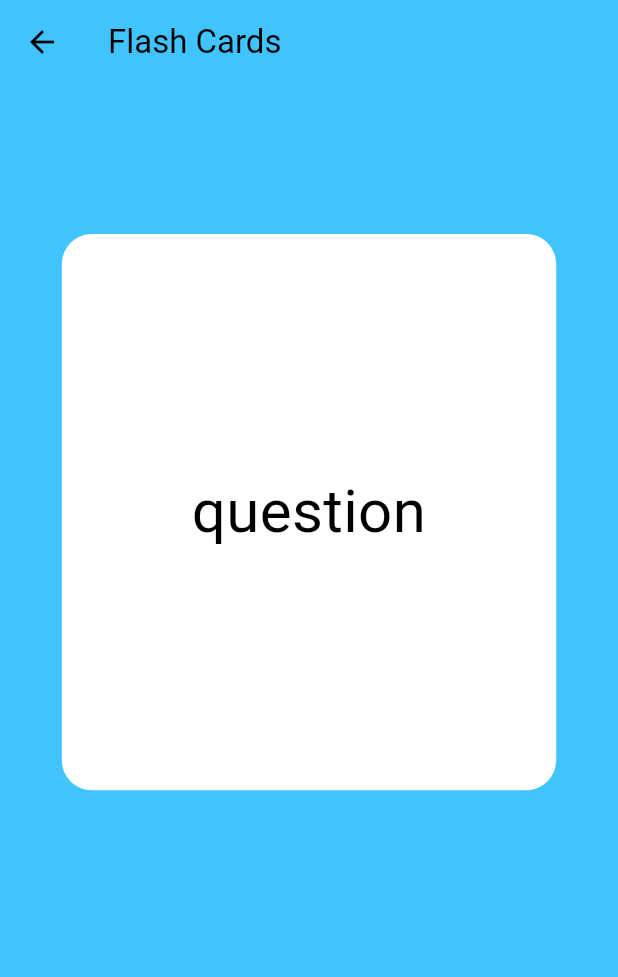
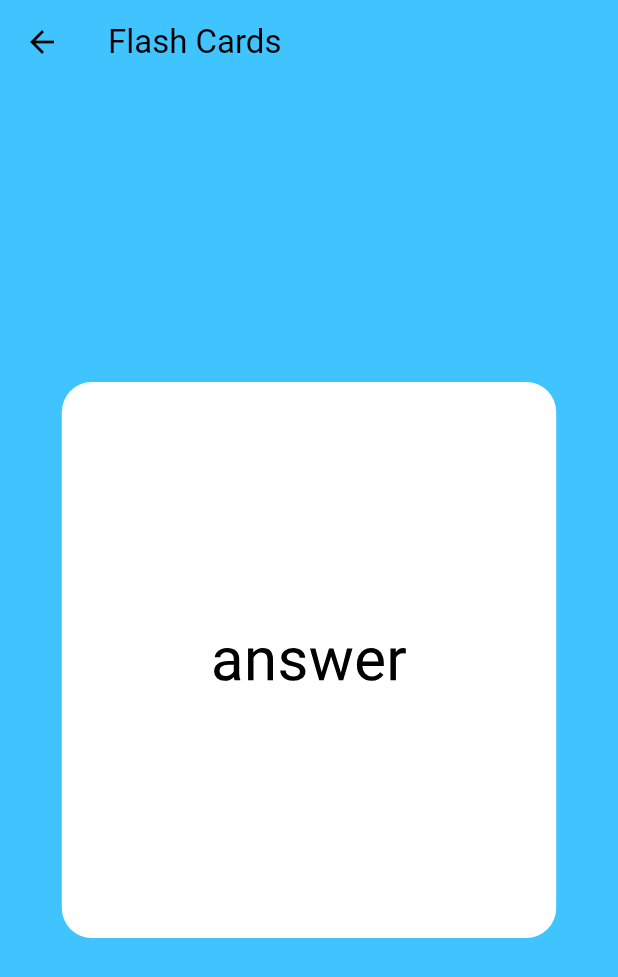
Before and after one commit to hyejj19/flutter_animations_masterclass, a Flutter app: the FlashCardsScreen screen opened directly, after a tap on "question", on a phone screen of 412 x 824 dp. Shown: the top 977 px of the screen. Run offline on Flutter 3.47's test engine with Material 3 defaults, Android fonts, the phone set to English and light mode, and no system bars.

```diff
--- a/lib/screens/flash_cards_screen.dart
+++ b/lib/screens/flash_cards_screen.dart
@@ -1,3 +1,4 @@
+import 'dart:math';
 import 'package:flutter/material.dart';
 
 class FlashCardsScreen extends StatefulWidget {
@@ -7,14 +8,53 @@ class FlashCardsScreen extends StatefulWidget {
   State<FlashCardsScreen> createState() => _FlashCardsScreenState();
 }
 
-class _FlashCardsScreenState extends State<FlashCardsScreen> {
+class _FlashCardsScreenState extends State<FlashCardsScreen>
+    with SingleTickerProviderStateMixin {
   late final size = MediaQuery.of(context).size;
   bool _isFlipped = false;
 
+  late final AnimationController _flipController = AnimationController(
+    vsync: this,
+    duration: const Duration(milliseconds: 300),
+  );
+
+  late final Animation<double> _flipAnimation =
+      Tween(begin: 0.0, end: pi).animate(_flipController);
+
   void _flipCard() {
+    if (_isFlipped) {
+      _flipController.reverse();
+    } else {
+      _flipController.forward();
+    }
     setState(() {
       _isFlipped = !_isFlipped;
     });
+  }
+
+  Widget _renderFront() {
+    return _cardContainer('question');
+  }
+
+  Widget _renderBack() {
+    return _cardContainer('answer');
+  }
+
+  Widget _cardContainer(String text) {
+    return Container(
+      alignment: Alignment.center,
+      decoration: BoxDecoration(
+        color: Colors.white,
+        borderRadius: BorderRadius.circular(20),
+      ),
+      width: size.width * 0.8,
+      height: size.width * 0.9,
+      child: Text(
+        text,
+        textAlign: TextAlign.center,
+        style: const TextStyle(fontSize: 40),
+      ),
+    );
   }
 
   @override
@@ -22,32 +62,32 @@ class _FlashCardsScreenState extends State<FlashCardsScreen> {
     return Scaffold(
       backgroundColor: Colors.lightBlueAccent,
       appBar: AppBar(
-        title: Text('Flash Cards'),
+        title: const Text('Flash Cards'),
         backgroundColor: Colors.lightBlueAccent,
       ),
-      body: Stack(
-        alignment: Alignment.topCenter,
-        children: [
-          Positioned(
-            top: 100,
-            child: GestureDetector(
-              onTap: _flipCard,
-              child: Container(
+      body: Center(
+        child: GestureDetector(
+          onTap: _flipCard,
+          child: AnimatedBuilder(
+            animation: _flipAnimation,
+            builder: (context, child) {
+              final isFront = _flipAnimation.value < pi / 2;
+              return Transform(
                 alignment: Alignment.center,
-                decoration: BoxDecoration(
-                    color: Colors.white,
-                    borderRadius: BorderRadius.circular(20)),
-                width: size.width * 0.8,
-                height: size.width * 0.9,
-                child: Text(
-                  'question',
-                  textAlign: TextAlign.center,
-                  style: TextStyle(fontSize: 40),
-                ),
-              ),
-            ),
-          )
-        ],
+                transform: Matrix4.identity()
+                  ..setEntry(3, 2, 0.0012)
+                  ..rotateY(_flipAnimation.value),
+                child: isFront
+                    ? _renderFront()
+                    : Transform(
+                        alignment: Alignment.center,
+                        transform: Matrix4.rotationY(pi),
+                        child: _renderBack(),
+                      ),
+              );
+            },
+          ),
+        ),
       ),
     );
   }
```
